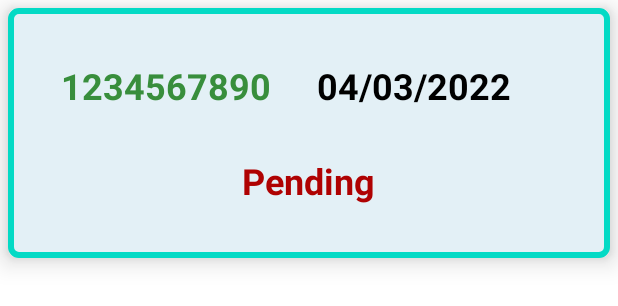
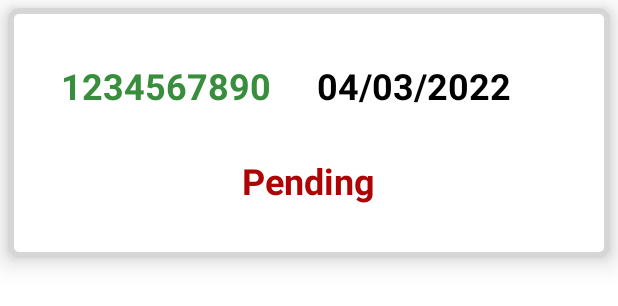
Before and after one commit to jkimkim/Bursary, an Android app: the layout application_card.xml on its own in the app's theme, with its tools: preview values and no code run, on a phone screen of 412 x 824 dp. Shown: the top 306 px of the screen. Run offline under Robolectric (Android 15) with nearby library versions, the phone set to English and light mode, and no system bars.

```diff
--- a/app/src/main/res/drawable/back_2.xml
+++ b/app/src/main/res/drawable/back_2.xml
@@ -3,8 +3,8 @@
     android:shape="rectangle" >
 
         <corners android:radius="5dp" />
-        <stroke android:width="4dp" android:color="@color/teal_200" />
-        <solid android:color="#E3F0F6"/>
+        <stroke android:width="4dp" android:color="@color/ic_launcher_background" />
+        <solid android:color="#FFFFFF"/>
         <padding android:left="20dp" android:top="20dp"
             android:right="20dp" android:bottom="20dp" />
 
```
